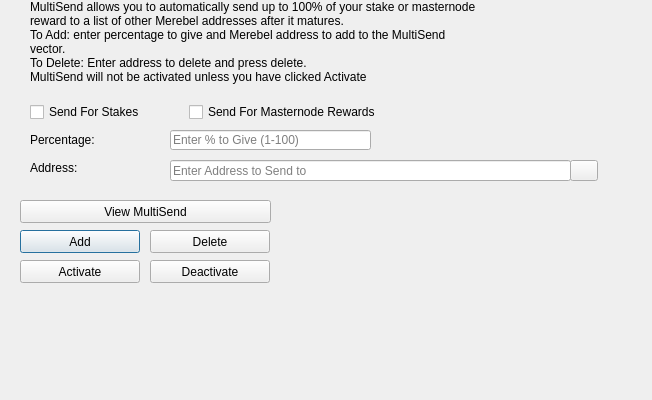
First picture: the form in src/qt/forms/multisenddialog.ui, repository ElCrebel/Merebel, before the edit.
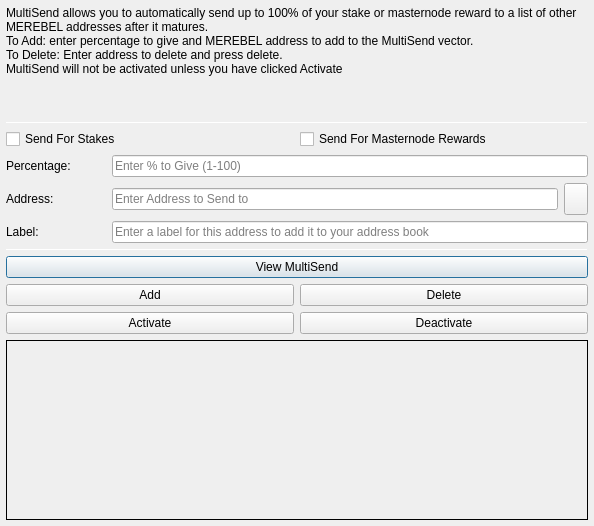
Second picture: the form after the edit. Icons and pictures are not drawn.

Patch:
```diff
--- a/src/qt/forms/multisenddialog.ui
+++ b/src/qt/forms/multisenddialog.ui
@@ -9,22 +9,97 @@
    <rect>
     <x>0</x>
     <y>0</y>
-    <width>652</width>
-    <height>400</height>
+    <width>594</width>
+    <height>526</height>
    </rect>
   </property>
   <property name="windowTitle">
    <string>MultiSend</string>
   </property>
+  <layout class="QVBoxLayout" name="verticalLayout" stretch="0">
+   <property name="margin">
+    <number>6</number>
+   </property>
+   <item>
+    <layout class="QVBoxLayout" name="verticalLayout_Main" stretch="1,1,1,0,1,1,1">
+     <item>
+      <widget class="QLabel" name="label_2">
+       <property name="lineWidth">
+        <number>1</number>
+       </property>
+       <property name="text">
+        <string>MultiSend allows you to automatically send up to 100% of your stake or masternode reward to a list of other MEREBEL addresses after it matures.
+To Add: enter percentage to give and MEREBEL address to add to the MultiSend vector.
+To Delete: Enter address to delete and press delete.
+MultiSend will not be activated unless you have clicked Activate</string>
+       </property>
+       <property name="alignment">
+        <set>Qt::AlignLeading|Qt::AlignLeft|Qt::AlignTop</set>
+       </property>
+       <property name="wordWrap">
+        <bool>true</bool>
+       </property>
+      </widget>
+     </item>
+     <item>
+      <widget class="Line" name="line">
+       <property name="minimumSize">
+        <size>
+         <width>0</width>
+         <height>1</height>
+        </size>
+       </property>
+       <property name="maximumSize">
+        <size>
+         <width>16777215</width>
+         <height>1</height>
+        </size>
+       </property>
+       <property name="orientation">
+        <enum>Qt::Horizontal</enum>
+       </property>
+      </widget>
+     </item>
+     <item>
+      <layout class="QVBoxLayout" name="verticalLayout_Settings">
+       <item>
+        <layout class="QHBoxLayout" name="horizontalLayout">
+         <item>
+          <widget class="QCheckBox" name="multiSendStakeCheckBox">
+           <property name="text">
+            <string>Send For Stakes</string>
+           </property>
+          </widget>
+         </item>
+         <item>
+          <widget class="QCheckBox" name="multiSendMasternodeCheckBox">
+           <property name="text">
+            <string>Send For Masternode Rewards</string>
+           </property>
+          </widget>
+         </item>
+        </layout>
+       </item>
+       <item>
+        <layout class="QHBoxLayout" name="horizontalLayout_6">
+         <item>
+          <widget class="QLabel" name="label">
+           <property name="minimumSize">
+            <size>
+             <width>100</width>
+             <height>0</height>
+            </size>
+           </property>
+           <property name="toolTip">
+            <string>Percentage of stake to send</string>
+           </property>
+           <property name="text">
+            <string>Percentage:</string>
+           </property>
+          </widget>
+         </item>
+         <item>
   <widget class="QLineEdit" name="multiSendPercentEdit">
-   <property name="geometry">
-    <rect>
-     <x>170</x>
-     <y>130</y>
-     <width>201</width>
-     <height>20</height>
-    </rect>
-   </property>
    <property name="toolTip">
     <string>Enter whole numbers 1 - 100</string>
    </property>
@@ -32,15 +107,29 @@
     <string>Enter % to Give (1-100)</string>
    </property>
   </widget>
+         </item>
+        </layout>
+       </item>
+       <item>
+        <layout class="QHBoxLayout" name="horizontalLayout_7">
+         <item>
+          <widget class="QLabel" name="label_5">
+           <property name="minimumSize">
+            <size>
+             <width>100</width>
+             <height>0</height>
+            </size>
+           </property>
+           <property name="toolTip">
+            <string>Address to send portion of stake to</string>
+           </property>
+           <property name="text">
+            <string>Address:</string>
+           </property>
+          </widget>
+         </item>
+         <item>
   <widget class="QLineEdit" name="multiSendAddressEdit">
-   <property name="geometry">
-    <rect>
-     <x>170</x>
-     <y>160</y>
-     <width>401</width>
-     <height>21</height>
-    </rect>
-   </property>
    <property name="toolTip">
     <string/>
    </property>
@@ -48,87 +137,14 @@
     <string>Enter Address to Send to</string>
    </property>
   </widget>
-  <widget class="QLabel" name="label_2">
-   <property name="geometry">
-    <rect>
-     <x>30</x>
-     <y>0</y>
-     <width>451</width>
-     <height>121</height>
-    </rect>
-   </property>
-   <property name="lineWidth">
-    <number>1</number>
-   </property>
-   <property name="text">
-    <string>MultiSend allows you to automatically send up to 100% of your stake or masternode reward to a list of other Merebel addresses after it matures.
-To Add: enter percentage to give and Merebel address to add to the MultiSend vector.
-To Delete: Enter address to delete and press delete.
-MultiSend will not be activated unless you have clicked Activate</string>
-   </property>
-   <property name="alignment">
-    <set>Qt::AlignLeading|Qt::AlignLeft|Qt::AlignTop</set>
-   </property>
-   <property name="wordWrap">
-    <bool>true</bool>
-   </property>
-  </widget>
-  <widget class="QLabel" name="message">
-   <property name="geometry">
-    <rect>
-     <x>290</x>
-     <y>200</y>
-     <width>351</width>
-     <height>91</height>
-    </rect>
-   </property>
-   <property name="text">
-    <string/>
-   </property>
-  </widget>
-  <widget class="QPushButton" name="addButton">
-   <property name="geometry">
-    <rect>
-     <x>20</x>
-     <y>230</y>
-     <width>120</width>
-     <height>23</height>
-    </rect>
-   </property>
-   <property name="toolTip">
-    <string/>
-   </property>
-   <property name="statusTip">
-    <string>Add to MultiSend Vector</string>
-   </property>
-   <property name="text">
-    <string>Add</string>
-   </property>
-  </widget>
-  <widget class="QPushButton" name="disableButton">
-   <property name="geometry">
-    <rect>
-     <x>150</x>
-     <y>260</y>
-     <width>120</width>
-     <height>23</height>
-    </rect>
-   </property>
-   <property name="statusTip">
-    <string>Deactivate MultiSend</string>
-   </property>
-   <property name="text">
-    <string>Deactivate</string>
-   </property>
-  </widget>
-  <widget class="QPushButton" name="addressBookButton">
-   <property name="geometry">
-    <rect>
-     <x>570</x>
-     <y>160</y>
-     <width>28</width>
-     <height>21</height>
-    </rect>
+         </item>
+         <item>
+          <widget class="QToolButton" name="addressBookButton">
+           <property name="maximumSize">
+            <size>
+             <width>16777215</width>
+             <height>32</height>
+            </size>
    </property>
    <property name="toolTip">
     <string>Choose an address from the address book</string>
@@ -143,51 +159,85 @@
    <property name="shortcut">
     <string>Alt+A</string>
    </property>
-   <property name="autoDefault">
-    <bool>false</bool>
-   </property>
-  </widget>
-  <widget class="QLabel" name="label">
-   <property name="geometry">
-    <rect>
-     <x>30</x>
-     <y>130</y>
-     <width>121</width>
-     <height>20</height>
-    </rect>
-   </property>
+          </widget>
+         </item>
+        </layout>
+       </item>
+      </layout>
+     </item>
+     <item>
+      <layout class="QHBoxLayout" name="horizontalLayout_3">
+       <item>
+        <widget class="QLabel" name="label_3">
+         <property name="minimumSize">
+          <size>
+           <width>100</width>
+           <height>0</height>
+          </size>
+         </property>
+         <property name="text">
+          <string>Label:</string>
+         </property>
+        </widget>
+       </item>
+       <item>
+        <widget class="QLineEdit" name="labelAddressLabelEdit">
+         <property name="placeholderText">
+          <string>Enter a label for this address to add it to your address book</string>
+         </property>
+        </widget>
+       </item>
+      </layout>
+     </item>
+     <item>
+      <widget class="Line" name="line_2">
+       <property name="minimumSize">
+        <size>
+         <width>0</width>
+         <height>1</height>
+        </size>
+       </property>
+       <property name="maximumSize">
+        <size>
+         <width>16777215</width>
+         <height>1</height>
+        </size>
+       </property>
+       <property name="orientation">
+        <enum>Qt::Horizontal</enum>
+       </property>
+      </widget>
+     </item>
+     <item>
+      <layout class="QVBoxLayout" name="verticalLayout_Buttons">
+       <item>
+        <layout class="QHBoxLayout" name="horizontalLayout_4">
+         <item>
+          <widget class="QPushButton" name="viewButton">
    <property name="toolTip">
     <string>Percentage of stake to send</string>
    </property>
    <property name="text">
-    <string>Percentage:</string>
-   </property>
-  </widget>
-  <widget class="QLabel" name="label_5">
-   <property name="geometry">
-    <rect>
-     <x>30</x>
-     <y>160</y>
-     <width>111</width>
-     <height>16</height>
-    </rect>
-   </property>
+            <string>View MultiSend</string>
+           </property>
+          </widget>
+         </item>
+        </layout>
+       </item>
+       <item>
+        <layout class="QHBoxLayout" name="horizontalLayout_2">
+         <item>
+          <widget class="QPushButton" name="addButton">
    <property name="toolTip">
     <string>Address to send portion of stake to</string>
    </property>
    <property name="text">
-    <string>Address:</string>
-   </property>
-  </widget>
+            <string>Add</string>
+           </property>
+          </widget>
+         </item>
+         <item>
   <widget class="QPushButton" name="deleteButton">
-   <property name="geometry">
-    <rect>
-     <x>150</x>
-     <y>230</y>
-     <width>120</width>
-     <height>23</height>
-    </rect>
-   </property>
    <property name="toolTip">
     <string/>
    </property>
@@ -198,15 +248,13 @@
     <string>Delete</string>
    </property>
   </widget>
+         </item>
+        </layout>
+       </item>
+       <item>
+        <layout class="QHBoxLayout" name="horizontalLayout_5">
+         <item>
   <widget class="QPushButton" name="activateButton">
-   <property name="geometry">
-    <rect>
-     <x>20</x>
-     <y>260</y>
-     <width>120</width>
-     <height>23</height>
-    </rect>
-   </property>
    <property name="statusTip">
     <string>Activate MultiSend</string>
    </property>
@@ -214,51 +262,55 @@
     <string>Activate</string>
    </property>
   </widget>
-  <widget class="QPushButton" name="viewButton">
-   <property name="geometry">
-    <rect>
-     <x>20</x>
-     <y>200</y>
-     <width>251</width>
-     <height>23</height>
-    </rect>
-   </property>
-   <property name="toolTip">
-    <string/>
-   </property>
+         </item>
+         <item>
+          <widget class="QPushButton" name="disableButton">
    <property name="statusTip">
     <string>View MultiSend Vector</string>
    </property>
    <property name="text">
-    <string>View MultiSend</string>
-   </property>
-  </widget>
-  <widget class="QWidget" name="horizontalLayoutWidget">
-   <property name="geometry">
-    <rect>
-     <x>30</x>
-     <y>100</y>
-     <width>351</width>
-     <height>24</height>
-    </rect>
-   </property>
-   <layout class="QHBoxLayout" name="horizontalLayout">
-    <item>
-     <widget class="QCheckBox" name="multiSendStakeCheckBox">
-      <property name="text">
-       <string>Send For Stakes</string>
-      </property>
-     </widget>
-    </item>
+            <string>Deactivate</string>
+           </property>
+          </widget>
+         </item>
+        </layout>
+       </item>
+      </layout>
+     </item>
     <item>
-     <widget class="QCheckBox" name="multiSendMasternodeCheckBox">
+      <widget class="QLabel" name="message">
+       <property name="minimumSize">
+        <size>
+         <width>0</width>
+         <height>180</height>
+        </size>
+       </property>
+       <property name="frameShape">
+        <enum>QFrame::Panel</enum>
+       </property>
+       <property name="frameShadow">
+        <enum>QFrame::Plain</enum>
+       </property>
+       <property name="lineWidth">
+        <number>1</number>
+       </property>
+       <property name="midLineWidth">
+        <number>1</number>
+       </property>
       <property name="text">
-       <string>Send For Masternode Rewards</string>
-      </property>
+        <string/>
+       </property>
+       <property name="alignment">
+        <set>Qt::AlignLeading|Qt::AlignLeft|Qt::AlignTop</set>
+       </property>
+       <property name="wordWrap">
+        <bool>true</bool>
+       </property>
      </widget>
     </item>
    </layout>
-  </widget>
+   </item>
+  </layout>
  </widget>
  <resources>
   <include location="../Merebel.qrc"/>
```
Left out of the diff: 16 changed lines with no effect on the pictures. Lines whose indentation alone changed are shown as unchanged.
